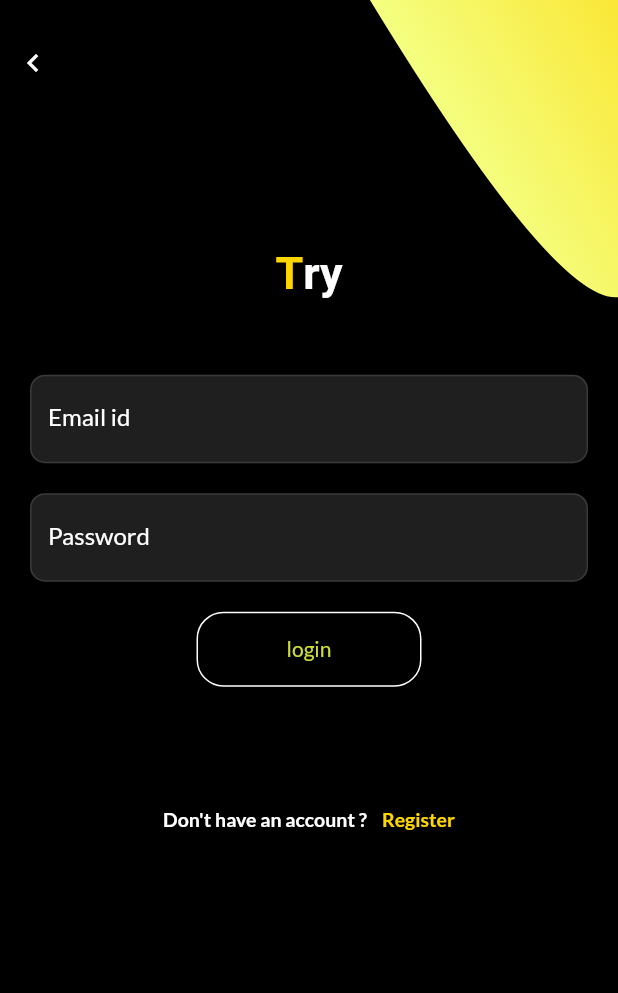
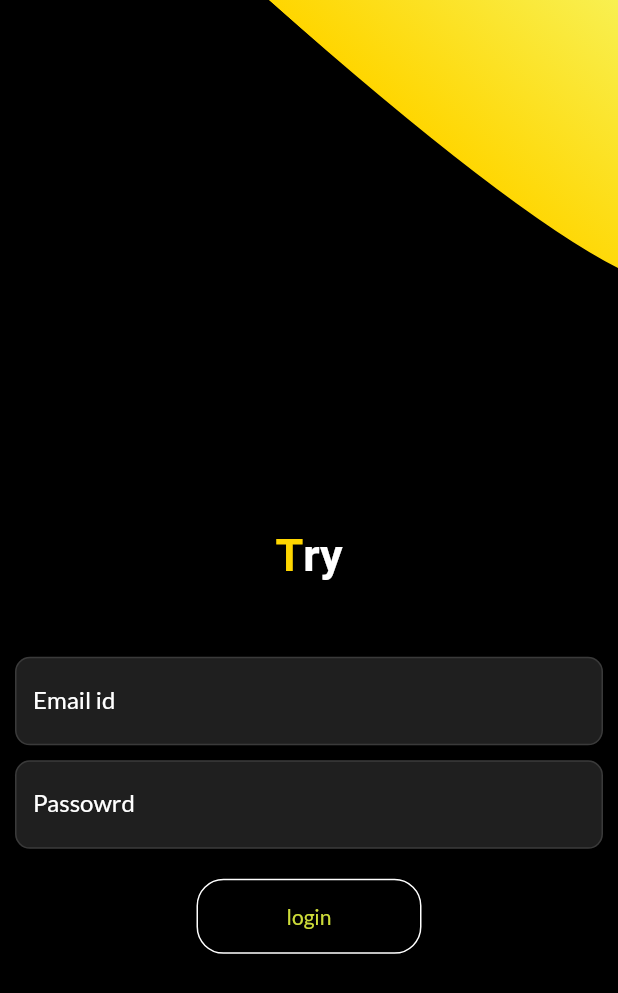
Before and after one commit to MoKhlil/Try-App, a Flutter app: the screen it shows after launch, after a tap on "login", on a phone screen of 412 x 824 dp. Shown: the top 993 px of the screen. Run offline on Flutter 3.47's test engine with Material 2 defaults, Android fonts, the phone set to English and light mode, and no system bars; our stand-ins replace google_fonts, shared_preferences.

Commit message:
up 20118

```diff
--- a/lib/main.dart
+++ b/lib/main.dart
@@ -1,4 +1,5 @@
 import 'package:flutter/material.dart';
+import 'package:flutter_login_signup/src/loginPage.dart';
 import 'package:google_fonts/google_fonts.dart';
 
 import 'src/welcomePage.dart';
@@ -19,7 +20,7 @@ class MyApp extends StatelessWidget {
          ),
       ),
       debugShowCheckedModeBanner: false,
-      home: WelcomePage(),
+      home: LoginPage(),
     );
   }
 }
--- a/lib/src/Conect/APICon.dart
+++ b/lib/src/Conect/APICon.dart
@@ -22,5 +22,4 @@ class Network {
 
   }
 
-
 }
--- a/lib/src/Widget/bezierContainer.dart
+++ b/lib/src/Widget/bezierContainer.dart
@@ -11,7 +11,7 @@ class BezierContainer extends StatelessWidget {
   Widget build(BuildContext context) {
     return Container(
       child: Transform.rotate(
-        angle: -pi / 1.5,
+        angle: -pi / 1.3,
         child: ClipPath(
         clipper: ClipPainter(),
         child: Container(
@@ -21,7 +21,7 @@ class BezierContainer extends StatelessWidget {
               gradient: LinearGradient(
                 begin: Alignment.topCenter,
                 end: Alignment.bottomCenter,
-                colors: [Color(0xfff4ff81),Color(0xffffd600)]
+                colors: [Color(0xffffd600),Color(0xfff4ff81)]
               )
             ),
         ),
--- a/lib/src/loginPage.dart
+++ b/lib/src/loginPage.dart
@@ -1,11 +1,11 @@
 
 import 'package:flutter/material.dart';
 import 'package:flutter_login_signup/src/signup.dart';
+import 'package:flutter_login_signup/src/welcomePage.dart';
 import 'package:google_fonts/google_fonts.dart';
 import 'package:shared_preferences/shared_preferences.dart';
 import 'Conect/APICon.dart';
 import 'Widget/bezierContainer.dart';
-
 
 class LoginPage extends StatefulWidget {
   LoginPage({Key key, this.title}) : super(key: key);
@@ -13,34 +13,19 @@ class LoginPage extends StatefulWidget {
   @override
   _LoginPageState createState() => _LoginPageState();
 }
-
 class _LoginPageState extends State<LoginPage> {
-
-  Widget _backButton() {
-    return InkWell(
-      onTap: () {
-        Navigator.pop(context);
-      },
-      child: Container(
-        padding: EdgeInsets.symmetric(horizontal: 10),
-        child: Row(
-          children: <Widget>[
-            Container(
-              padding: EdgeInsets.only(left: 0, top: 10, bottom: 10),
-              child: Icon(Icons.keyboard_arrow_left, color: Colors.white),
-            ),
-            Text('Back',
-                style: TextStyle(fontSize: 12, fontWeight: FontWeight.w500))
-          ],
-        ),
-      ),
-    );
-  }
-
-  Widget _entryField(String title, {bool isPassword = false}) {
+  final _formKey = GlobalKey<FormState>();
+  final PasswordController = TextEditingController();
+  final EmailController = TextEditingController();
+  final _scaffoldKey = GlobalKey<ScaffoldState>();
+  var Email="S";
+  var passowrd;
+  Widget _EmailField(String title, {bool isPassword = false}) {
     FocusNode myFocusNode = new FocusNode();
     return
           TextFormField(
+            controller: EmailController,
+
             cursorColor: Colors.lime,
             obscureText: isPassword,
             style: TextStyle(color: Colors.white),
@@ -70,7 +55,41 @@ class _LoginPageState extends State<LoginPage> {
             ),
           );
   }
+  Widget _PasswordField(String title, {bool isPassword = false}) {
+    FocusNode myFocusNode = new FocusNode();
+    return
+      TextFormField(
+        controller: PasswordController,
 
+        cursorColor: Colors.lime,
+        obscureText: isPassword,
+        style: TextStyle(color: Colors.white),
+        decoration: InputDecoration(
+          fillColor: Colors.white12,
+          filled: true,
+          labelText: title,
+          labelStyle: TextStyle(
+              color: myFocusNode.hasFocus ? Colors.white : Colors.white
+          ),
+          //hintText: title,
+          //hintStyle: TextStyle(fontSize: 15.0, color: Colors.white),
+          border: OutlineInputBorder(
+            borderSide: BorderSide(
+              color: Colors.white,
+            ),
+          ),
+
+          enabledBorder: const OutlineInputBorder(
+            borderRadius: BorderRadius.all(Radius.circular(10.0)),
+            borderSide: BorderSide(color: Colors.white12),
+          ),
+          focusedBorder: const OutlineInputBorder(
+            borderRadius: BorderRadius.all(Radius.circular(10.0)),
+            borderSide: BorderSide(color: Colors.lime),
+          ),
+        ),
+      );
+  }
   Widget _submitButton() {
     return Container(
           width: 150,
@@ -84,15 +103,19 @@ class _LoginPageState extends State<LoginPage> {
           padding: EdgeInsets.all(5.0),
 
         onPressed: () async {
-          SharedPreferences localStorage = await SharedPreferences.getInstance();
-          Network().fetchAlbum("json");
-          var sien=   localStorage.getString('Test');
-          if(sien !="")
-          {
-            Navigator.push(
-                context,
-                MaterialPageRoute(builder: (context) => LoginPage()));
-          };
+         // SharedPreferences localStorage = await SharedPreferences.getInstance();
+         // Network().fetchAlbum("json");
+         // var sien=   localStorage.getString('Test');
+
+    print(EmailController.text);
+    print(PasswordController.text);
+
+         // if(sien !="")
+         // {
+         //   Navigator.push(
+         //       context,
+         //       MaterialPageRoute(builder: (context) => WelcomePage()));
+         // };
         },
           shape: RoundedRectangleBorder(
             borderRadius: new BorderRadius.circular(18.0),
@@ -103,38 +126,7 @@ class _LoginPageState extends State<LoginPage> {
     );
   }
 
-  Widget _createAccountLabel() {
-    return InkWell(
-      onTap: () {
-        Navigator.push(
-            context, MaterialPageRoute(builder: (context) => SignUpPage()));
-      },
-      child: Container(
-        margin: EdgeInsets.symmetric(vertical: 20),
-        padding: EdgeInsets.all(15),
-        alignment: Alignment.bottomCenter,
-        child: Row(
-          mainAxisAlignment: MainAxisAlignment.center,
-          children: <Widget>[
-            Text(
-              'Don\'t have an account ?',
-              style: TextStyle(fontSize: 13, fontWeight: FontWeight.w600,color: Colors.white),
-            ),
-            SizedBox(
-              width: 10,
-            ),
-            Text(
-              'Register',
-              style: TextStyle(
-                  color: Color(0xffffd600),
-                  fontSize: 13,
-                  fontWeight: FontWeight.w600),
-            ),
-          ],
-        ),
-      ),
-    );
-  }
+
 
   Widget _title() {
     return RichText(
@@ -157,12 +149,12 @@ class _LoginPageState extends State<LoginPage> {
     );
   }
 
-  Widget _emailPasswordWidget() {
+  Widget _emailWidget() {
     return Column(
       children: <Widget>[
-        _entryField("Email id"),
-        SizedBox(height: 20),
-        _entryField("Password", isPassword: true),
+        _EmailField("Email id", isPassword: false),
+        SizedBox(height: 10),
+        _PasswordField("Passowrd", isPassword: true),
       ],
     );
   }
@@ -170,7 +162,9 @@ class _LoginPageState extends State<LoginPage> {
   @override
   Widget build(BuildContext context) {
     final height = MediaQuery.of(context).size.height;
+
     return Scaffold(
+        key: _scaffoldKey,
         body: Container(
           decoration: BoxDecoration(
               boxShadow: <BoxShadow>[
@@ -188,6 +182,7 @@ class _LoginPageState extends State<LoginPage> {
     )
      ),
           height: height,
+
           child: Stack(
             children: <Widget>[
               Positioned(
@@ -195,8 +190,9 @@ class _LoginPageState extends State<LoginPage> {
                   right: -MediaQuery.of(context).size.width * .5,
                   child: BezierContainer()),
               Container(
-                padding: EdgeInsets.symmetric(horizontal: 20),
-                child: SingleChildScrollView(
+                padding: EdgeInsets.symmetric(horizontal: 10),
+                child: Form(
+                  key: _formKey,
                   child: Column(
                     crossAxisAlignment: CrossAxisAlignment.center,
                     mainAxisAlignment: MainAxisAlignment.center,
@@ -204,16 +200,16 @@ class _LoginPageState extends State<LoginPage> {
                       SizedBox(height: height * .2),
                       _title(),
                       SizedBox(height: 50),
-                      _emailPasswordWidget(),
+                      _emailWidget(),
                       SizedBox(height: 20),
                       _submitButton(),
-                      SizedBox(height: height * .055),
-                      _createAccountLabel(),
+
                     ],
                   ),
+
                 ),
               ),
-              Positioned(top: 20, left: 0, child: _backButton()),
+
             ],
           ),
         )
--- a/lib/src/signup.dart
+++ b/lib/src/signup.dart
@@ -16,7 +16,9 @@ class _SignUpPageState extends State<SignUpPage> {
   Widget _backButton() {
     return InkWell(
       onTap: () {
-        Navigator.pop(context);
+        Navigator.push(
+            context,
+            MaterialPageRoute(builder: (context) => LoginPage()));
       },
       child: Container(
         padding: EdgeInsets.symmetric(horizontal: 10),
@@ -150,9 +152,9 @@ class _SignUpPageState extends State<SignUpPage> {
     return Column(
       children: <Widget>[
         _entryField("Username"),
-        SizedBox(height: 20),
+        SizedBox(height: 10),
         _entryField("Password", isPassword: true),
-        SizedBox(height: 20),
+        SizedBox(height: 10),
         _entryField("ConfermPassword", isPassword: true),
       ],
     );
@@ -188,7 +190,7 @@ class _SignUpPageState extends State<SignUpPage> {
                 child: BezierContainer()),
             Container(
               width: MediaQuery.of(context).size.width,
-             // padding: EdgeInsets.symmetric(horizontal: 20),
+              padding: EdgeInsets.symmetric(horizontal: 10),
               child: SingleChildScrollView(
                 child: Column(
                   crossAxisAlignment: CrossAxisAlignment.center,
--- a/lib/src/welcomePage.dart
+++ b/lib/src/welcomePage.dart
@@ -17,52 +17,47 @@ class WelcomePage extends StatefulWidget  {
 }
 
 class _WelcomePageState extends State<WelcomePage>  {
-
-  Widget _submitButton() {
-    return Container(
-      width: 250,
-              child: new RaisedButton(
-
-                  textColor: Colors.lime,
-                  child: new Text("login"),
-                  color: Colors.black,
-                  splashColor: Colors.lime[100],
-                  animationDuration: Duration(seconds: 60),
-                  padding: EdgeInsets.all(5.0),
-                onPressed: ()  {
-                     Navigator.push(
-                         context,
-                         MaterialPageRoute(builder: (context) => LoginPage()));
-                   },
-    shape: RoundedRectangleBorder(
-    borderRadius: new BorderRadius.circular(18.0),
-    side: BorderSide(color: Colors.white),
-    )
-              ),
-      );
-  }
-
   Widget _signUpButton() {
       return
         Container(
           width: 250,
             child: new RaisedButton(
               textColor: Colors.lime,
-              child: new Text("Register"),
+              child: new Text("Serch..."),
               color: Colors.black,
               splashColor: Colors.lime[100],
               animationDuration: Duration(seconds: 60),
               padding: EdgeInsets.all(5.0),
-              onPressed: ()  {
-                Navigator.push(
-            context, MaterialPageRoute(builder: (context) => SignUpPage()));
-              },
+              onPressed: ()  {},
                 shape: RoundedRectangleBorder(
                   borderRadius: new BorderRadius.circular(18.0),
                   side: BorderSide(color: Colors.white),
                 )
             ),
         );
+  }
+
+  Widget _backButton() {
+    return InkWell(
+      onTap: () {
+        Navigator.push(
+            context,
+            MaterialPageRoute(builder: (context) => LoginPage()));
+      },
+      child: Container(
+        padding: EdgeInsets.symmetric(horizontal: 10),
+        child: Row(
+          children: <Widget>[
+            Container(
+              padding: EdgeInsets.only(left: 0, top: 10, bottom: 10),
+              child: Icon(Icons.keyboard_arrow_left, color: Colors.white),
+            ),
+            Text('Back',
+                style: TextStyle(fontSize: 12, fontWeight: FontWeight.w500))
+          ],
+        ),
+      ),
+    );
   }
 
   Widget _title() {
@@ -85,7 +80,6 @@ class _WelcomePageState extends State<WelcomePage>  {
           ]),
     );
   }
-
   @override
   Widget build(BuildContext context) {
     final height = MediaQuery.of(context).size.height;
@@ -123,18 +117,20 @@ class _WelcomePageState extends State<WelcomePage>  {
               children: <Widget>[
                 SizedBox(height: height * .2),
                 _title(),
-                SizedBox(height: 50),
-                _submitButton(),
-                SizedBox(height: 20),
+
+
+                SizedBox(height: 150),
                 _signUpButton(),
                 SizedBox(height: height * .055),
               ],
             ),
     ),
     ),
+              Positioned(top: 40, left: 0, child: _backButton()),
             ]
     ),
     ),
+
     );
 
   }
```
